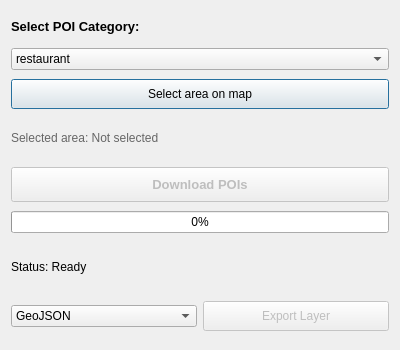
First picture: the form in osm_poi_downloader/osm_poi_downloader_dialog_base.ui, repository pavlovicisidora/qgis-thesis, before the edit.
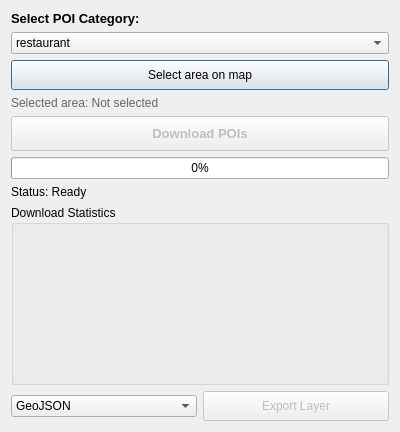
Second picture: the form after the edit.

Commit message: Add statistics panel

The edit to the form file:
```diff
--- a/osm_poi_downloader/osm_poi_downloader_dialog_base.ui
+++ b/osm_poi_downloader/osm_poi_downloader_dialog_base.ui
@@ -7,7 +7,7 @@
     <x>0</x>
     <y>0</y>
     <width>400</width>
-    <height>350</height>
+    <height>424</height>
    </rect>
   </property>
   <property name="windowTitle">
@@ -190,6 +190,73 @@
      </property>
     </widget>
    </item>
+   <item>
+    <widget class="QGroupBox" name="groupBox_stats">
+     <property name="enabled">
+      <bool>true</bool>
+     </property>
+     <property name="sizePolicy">
+      <sizepolicy hsizetype="Expanding" vsizetype="Expanding">
+       <horstretch>0</horstretch>
+       <verstretch>0</verstretch>
+      </sizepolicy>
+     </property>
+     <property name="minimumSize">
+      <size>
+       <width>0</width>
+       <height>180</height>
+      </size>
+     </property>
+     <property name="title">
+      <string>Download Statistics </string>
+     </property>
+     <widget class="QLabel" name="label_statistics">
+      <property name="geometry">
+       <rect>
+        <x>10</x>
+        <y>20</y>
+        <width>200</width>
+        <height>180</height>
+       </rect>
+      </property>
+      <property name="sizePolicy">
+       <sizepolicy hsizetype="Expanding" vsizetype="Expanding">
+        <horstretch>0</horstretch>
+        <verstretch>0</verstretch>
+       </sizepolicy>
+      </property>
+      <property name="minimumSize">
+       <size>
+        <width>200</width>
+        <height>180</height>
+       </size>
+      </property>
+      <property name="maximumSize">
+       <size>
+        <width>16777215</width>
+        <height>16777215</height>
+       </size>
+      </property>
+      <property name="font">
+       <font>
+        <family>Courier New</family>
+       </font>
+      </property>
+      <property name="text">
+       <string/>
+      </property>
+      <property name="textFormat">
+       <enum>Qt::RichText</enum>
+      </property>
+      <property name="alignment">
+       <set>Qt::AlignLeading|Qt::AlignLeft|Qt::AlignTop</set>
+      </property>
+      <property name="wordWrap">
+       <bool>true</bool>
+      </property>
+     </widget>
+    </widget>
+   </item>
    <item>
     <layout class="QHBoxLayout" name="horizontalLayout">
      <item>
```
The commit also changes 3 other files.
